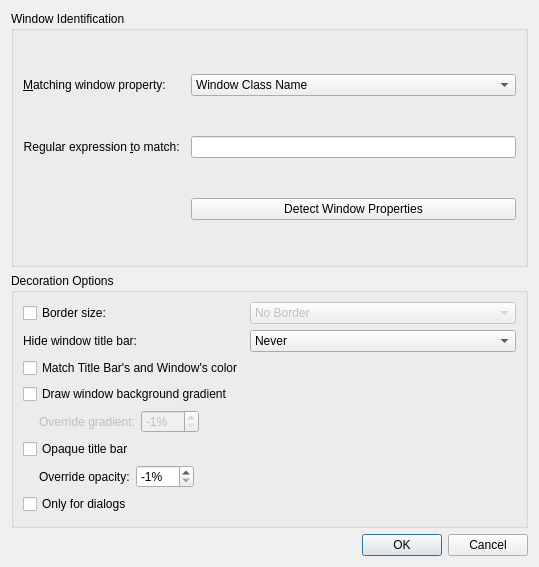
The window that config/ui/breezeexceptiondialog.ui (kupiqu/SierraBreezeEnhanced) describes before a commit, drawn with Qt 5.
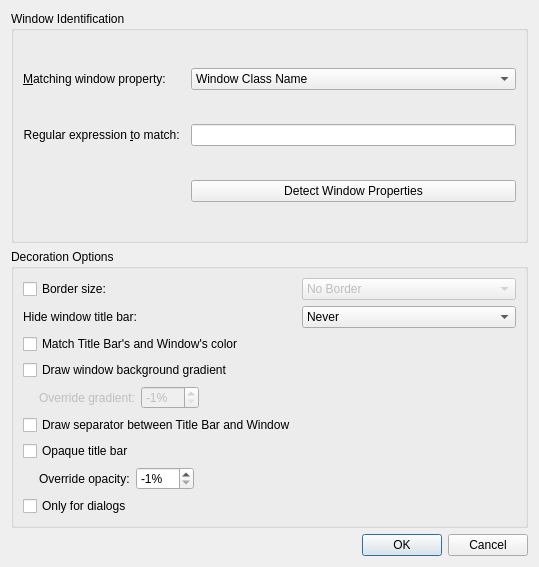
The same window after the commit.

Commit message: added line separation override + hide titlebar option under any maximization (including V/H)

Diff of the .ui file:
```diff
--- a/config/ui/breezeexceptiondialog.ui
+++ b/config/ui/breezeexceptiondialog.ui
@@ -142,37 +142,11 @@
         </item>
        </widget>
       </item>
-      <item row="7" column="0">
-￼	       <widget class="QCheckBox" name="isDialog">
-￼	        <property name="text">
-￼	         <string>Only for dialogs</string>
-￼	        </property>
-￼	       </widget>
-￼	      </item>
-￼	      <!--<item row="7" column="0" colspan="2">
-       <spacer name="verticalSpacer">
-        <property name="orientation">
-         <enum>Qt::Vertical</enum>
-        </property>
-        <property name="sizeHint" stdset="0">
-         <size>
-          <width>20</width>
-          <height>40</height>
-         </size>
-        </property>
-       </spacer>
-      </item>-->
-      <item row="1" column="0" alignment="Qt::AlignLeft">
-         <widget class="QLabel" name="label_3">
+      <item row="1" column="0">
+        <widget class="QLabel" name="hideTitleBarCheckBox">
            <property name="text">
              <string>Hide window title bar:</string>
            </property>
-           <property name="alignment">
-             <set>Qt::AlignRight|Qt::AlignTrailing|Qt::AlignVCenter</set>
-           </property>
-           <property name="buddy">
-             <cstring>hideTitleBar</cstring>
-           </property>
          </widget>
        </item>
        <item row="1" column="1" colspan="2">
@@ -271,13 +245,20 @@
        </layout>
       </item>
       <item row="5" column="0">
+        <widget class="QCheckBox" name="drawTitleBarSeparator">
+          <property name="text">
+            <string>Draw separator between Title Bar and Window</string>
+          </property>
+        </widget>
+      </item>
+      <item row="6" column="0">
        <widget class="QCheckBox" name="opaqueTitleBar">
         <property name="text">
          <string>Opaque title bar</string>
         </property>
        </widget>
       </item>
-      <item row="6" column="0" colspan="2">
+      <item row="7" column="0" colspan="2">
        <layout class="QHBoxLayout" name="horizontalLayout_2">
         <item>
          <spacer name="horizontalSpacer_3">
@@ -333,6 +314,26 @@
         </item>
        </layout>
       </item>
+      <item row="8" column="0">
+￼	       <widget class="QCheckBox" name="isDialog">
+￼	        <property name="text">
+￼	         <string>Only for dialogs</string>
+￼	        </property>
+￼	       </widget>
+￼	      </item>
+￼	      <!--<item row="9" column="0" colspan="2">
+       <spacer name="verticalSpacer">
+        <property name="orientation">
+         <enum>Qt::Vertical</enum>
+        </property>
+        <property name="sizeHint" stdset="0">
+         <size>
+          <width>20</width>
+          <height>40</height>
+         </size>
+        </property>
+       </spacer>
+      </item>-->
      </layout>
     </widget>
    </item>
```
Left out of the diff: 5 changed lines with no effect on the pictures. Lines whose indentation alone changed are shown as unchanged. The commit also changes 8 other files.
